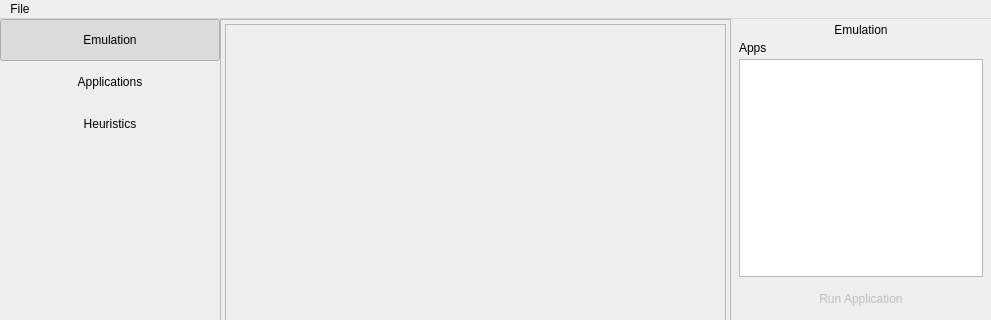
Before: the Qt Designer form mainwindow.ui in TheLinthus/MPSoC-Simulator, drawn with Qt 5; both pictures show x 0 to 991 and y 0 to 320 of the 991 by 623 pixel window.
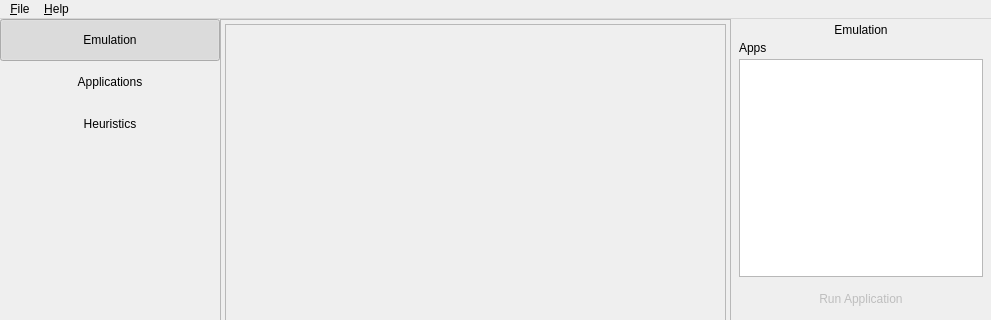
After: the same form once the commit is applied. Icons and pictures are not drawn.

Commit message: Added exit confirmation, application file loading thread and added things to menu

Diff of the .ui file:
```diff
--- a/mainwindow.ui
+++ b/mainwindow.ui
@@ -692,11 +692,19 @@
    </property>
    <widget class="QMenu" name="menuFile">
     <property name="title">
-     <string>File</string>
+     <string>&amp;File</string>
     </property>
     <addaction name="actionExit"/>
    </widget>
+   <widget class="QMenu" name="menuHelp">
+    <property name="title">
+     <string>&amp;Help</string>
+    </property>
+    <addaction name="actionShow_Help"/>
+    <addaction name="actionAbout"/>
+   </widget>
    <addaction name="menuFile"/>
+   <addaction name="menuHelp"/>
   </widget>
   <widget class="QStatusBar" name="statusBar">
    <property name="sizeGripEnabled">
```
Left out of the diff: 42 changed lines with no effect on the pictures. The commit also changes 3 other files.
